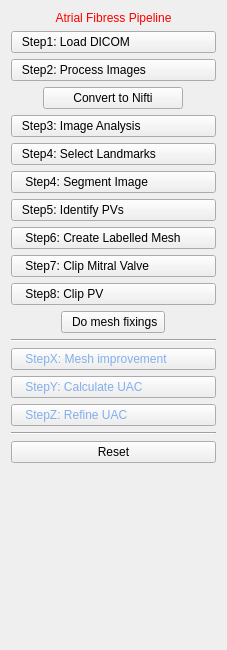
Qt form Version2.0/Plugins/kcl.cemrgapp.atrialfibres/src/internal/AtrialFibresViewControls.ui (OpenHeartDevelopers/CemrgApp) before a commit.
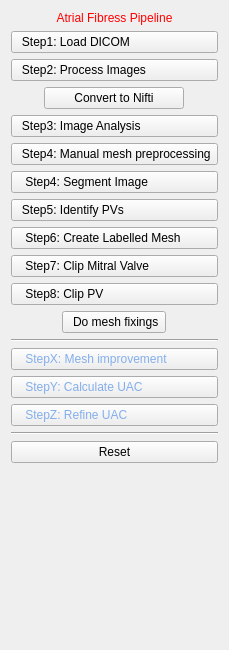
The same form after that commit.

What changed in the file:
```diff
--- a/Version2.0/Plugins/kcl.cemrgapp.atrialfibres/src/internal/AtrialFibresViewControls.ui
+++ b/Version2.0/Plugins/kcl.cemrgapp.atrialfibres/src/internal/AtrialFibresViewControls.ui
@@ -106,7 +106,7 @@
       <string notr="true">text-align: left;</string>
      </property>
      <property name="text">
-      <string>   Step4: Select Landmarks</string>
+      <string>   Step4: Manual mesh preprocessing</string>
      </property>
     </widget>
    </item>
```
